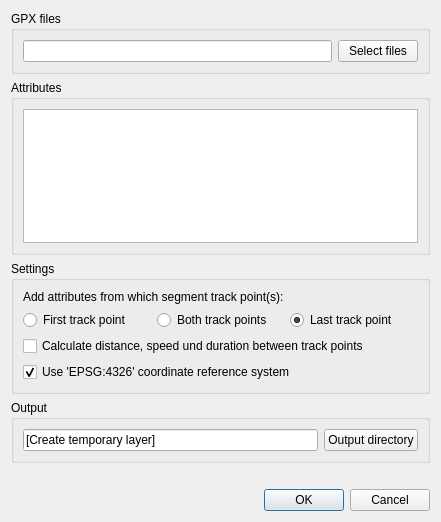
Qt form gpx_segment_importer_dialog_base.ui (SGroe/gpx-segment-importer) before a commit.
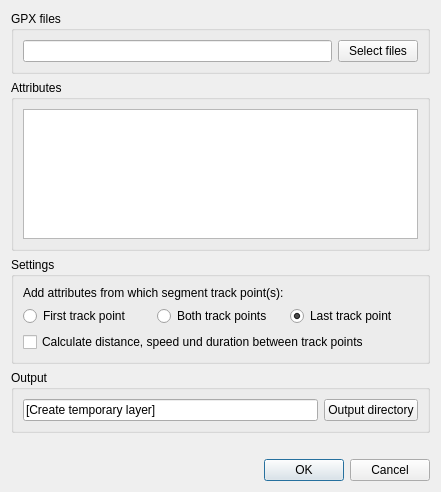
The same form after that commit.

Commit message: Remove option use_wgs84 from dialog

Diff of the .ui file:
```diff
--- a/gpx_segment_importer_dialog_base.ui
+++ b/gpx_segment_importer_dialog_base.ui
@@ -7,7 +7,7 @@
     <x>0</x>
     <y>0</y>
     <width>441</width>
-    <height>522</height>
+    <height>492</height>
    </rect>
   </property>
   <property name="windowTitle">
@@ -107,19 +107,6 @@
         </property>
        </widget>
       </item>
-      <item>
-       <widget class="QCheckBox" name="chkUseWgs84">
-        <property name="text">
-         <string>Use 'EPSG:4326' coordinate reference system</string>
-        </property>
-        <property name="checked">
-         <bool>true</bool>
-        </property>
-        <property name="tristate">
-         <bool>false</bool>
-        </property>
-       </widget>
-      </item>
      </layout>
     </widget>
    </item>
```
The commit also changes 4 other files.
